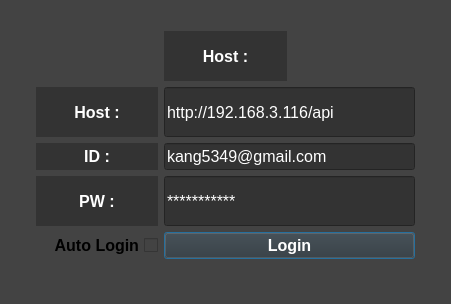
Old version of the form kkw/PJT_2st/Login.ui in the repository KKW0/pizza_api.
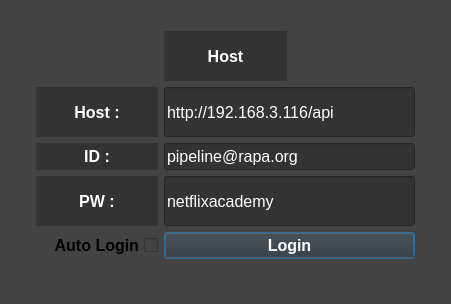
New version of the form.

Patch:
```diff
--- a/kkw/PJT_2st/Login.ui
+++ b/kkw/PJT_2st/Login.ui
@@ -105,7 +105,7 @@
 color: white;</string>
       </property>
       <property name="text">
-       <string>Host :</string>
+       <string>Host</string>
       </property>
       <property name="alignment">
        <set>Qt::AlignCenter</set>
@@ -195,7 +195,7 @@
 color: white;</string>
       </property>
       <property name="text">
-       <string>kang5349@gmail.com</string>
+       <string>pipeline@rapa.org</string>
       </property>
      </widget>
     </item>
@@ -273,7 +273,7 @@
 color: white;</string>
       </property>
       <property name="text">
-       <string>***********</string>
+       <string>netflixacademy</string>
       </property>
      </widget>
     </item>
```
Left out of the diff: 2 changed lines with no effect on the pictures.
